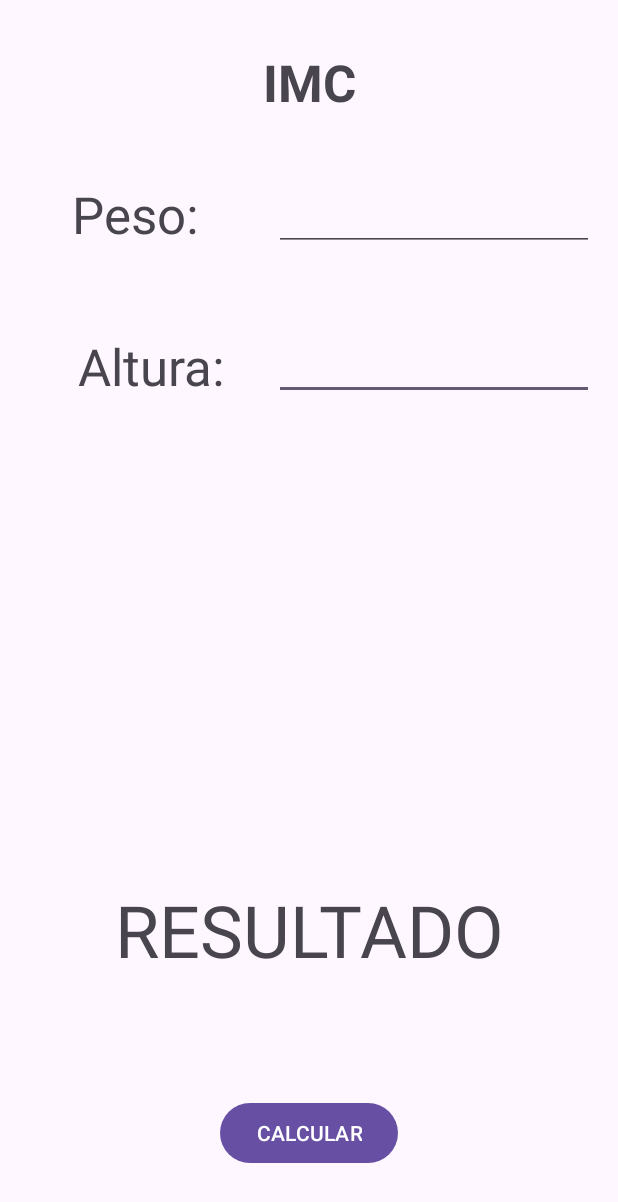
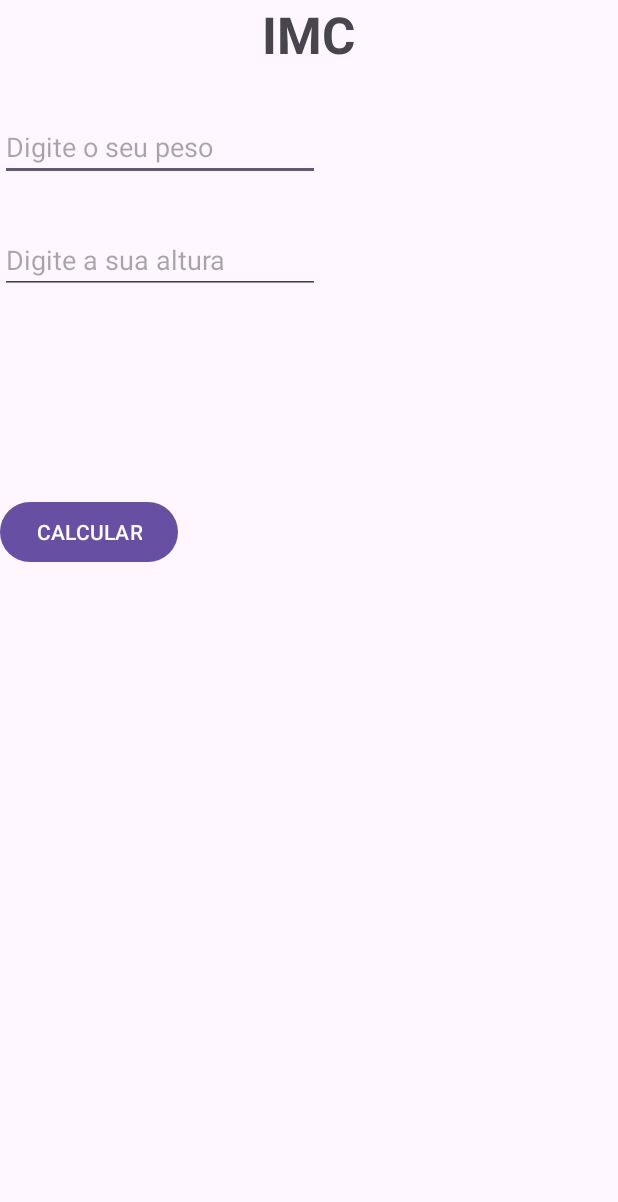
Before and after one commit to gabrel-dias/AndroidStudio, an Android app: the screen it shows after launch (MainActivity), on a phone screen of 412 x 824 dp. Shown: the top 1202 px of the screen. Run offline under Robolectric (Android 15) with nearby library versions, the phone set to English and light mode, and no system bars.

Commit message:
layout mudado e algumas correções na classe java

```diff
--- a/CalculadoraIMC/app/build.gradle.kts
+++ b/CalculadoraIMC/app/build.gradle.kts
@@ -11,7 +11,7 @@ android {
         minSdk = 29
         targetSdk = 34
         versionCode = 1
-        versionName = "1.6"
+        versionName = "2.0"
 
         testInstrumentationRunner = "androidx.test.runner.AndroidJUnitRunner"
     }
--- a/CalculadoraIMC/app/src/main/java/com/tecdias/calculadoraimc/MainActivity.java
+++ b/CalculadoraIMC/app/src/main/java/com/tecdias/calculadoraimc/MainActivity.java
@@ -39,7 +39,7 @@ public class MainActivity extends AppCompatActivity {
                 double peso = Double.parseDouble(txtPeso.getText().toString());
                 double imc = peso / (Math.pow(altura, 2));
 
-                DecimalFormatSymbols virgula = new DecimalFormatSymbols(Locale.getDefault());
+                DecimalFormatSymbols virgula = new DecimalFormatSymbols(new Locale("pt","BR"));
                 DecimalFormat formatador = new DecimalFormat("#,##0.00", virgula);
 
                 resultadoIMC.setText(formatador.format(imc));
--- a/CalculadoraIMC/app/src/main/res/layout/activity_main.xml
+++ b/CalculadoraIMC/app/src/main/res/layout/activity_main.xml
@@ -1,92 +1,64 @@
 <?xml version="1.0" encoding="utf-8"?>
-<androidx.constraintlayout.widget.ConstraintLayout xmlns:android="http://schemas.android.com/apk/res/android"
+<LinearLayout xmlns:android="http://schemas.android.com/apk/res/android"
     xmlns:app="http://schemas.android.com/apk/res-auto"
     xmlns:tools="http://schemas.android.com/tools"
     android:id="@+id/main"
     android:layout_width="match_parent"
     android:layout_height="match_parent"
+    android:orientation="vertical"
     tools:context=".MainActivity">
+
+    <TextView
+        android:id="@+id/textView4"
+        android:layout_width="wrap_content"
+        android:layout_height="wrap_content"
+        android:layout_gravity="center"
+        android:text="IMC"
+        android:textSize="34sp"
+        android:textStyle="bold"
+        tools:layout_editor_absoluteX="175dp"
+        tools:layout_editor_absoluteY="32dp" />
+
+    <EditText
+        android:id="@+id/txtPeso"
+        android:layout_width="wrap_content"
+        android:layout_height="wrap_content"
+        android:layout_marginTop="30dp"
+        android:height="50dp"
+        android:ems="10"
+        android:hint="Digite o seu peso"
+        android:inputType="number|numberDecimal"
+        tools:layout_editor_absoluteX="186dp"
+        tools:layout_editor_absoluteY="122dp" />
 
     <EditText
         android:id="@+id/txtAltura"
         android:layout_width="wrap_content"
         android:layout_height="wrap_content"
-        android:layout_marginTop="54dp"
-        android:layout_marginEnd="16dp"
+        android:layout_marginTop="30dp"
+        android:height="50dp"
         android:ems="10"
+        android:hint="Digite a sua altura"
         android:inputType="number|numberDecimal"
-        app:layout_constraintEnd_toEndOf="parent"
-        app:layout_constraintTop_toBottomOf="@+id/txtPeso" />
-
-    <EditText
-        android:id="@+id/txtPeso"
-        android:layout_width="wrap_content"
-        android:layout_height="wrap_content"
-        android:layout_marginTop="122dp"
-        android:layout_marginEnd="16dp"
-        android:ems="10"
-        android:inputType="number|numberDecimal"
-        app:layout_constraintEnd_toEndOf="parent"
-        app:layout_constraintTop_toTopOf="parent" />
-
-    <TextView
-        android:id="@+id/textView"
-        android:layout_width="wrap_content"
-        android:layout_height="wrap_content"
-        android:layout_marginStart="48dp"
-        android:layout_marginTop="120dp"
-        android:text="Peso:"
-        android:textSize="34sp"
-        app:layout_constraintStart_toStartOf="parent"
-        app:layout_constraintTop_toTopOf="parent" />
-
-    <TextView
-        android:id="@+id/textView2"
-        android:layout_width="wrap_content"
-        android:layout_height="wrap_content"
-        android:layout_marginStart="52dp"
-        android:layout_marginTop="56dp"
-        android:text="Altura:"
-        android:textSize="34sp"
-        app:layout_constraintStart_toStartOf="parent"
-        app:layout_constraintTop_toBottomOf="@+id/textView" />
+        tools:layout_editor_absoluteX="186dp"
+        tools:layout_editor_absoluteY="221dp" />
 
     <TextView
         android:id="@+id/txtResultado"
         android:layout_width="wrap_content"
         android:layout_height="wrap_content"
-        android:layout_marginBottom="172dp"
-        android:text="RESULTADO"
+        android:layout_marginTop="50dp"
         android:textSize="48sp"
-        app:layout_constraintBottom_toBottomOf="parent"
-        app:layout_constraintEnd_toEndOf="parent"
-        app:layout_constraintStart_toStartOf="parent" />
+        tools:layout_editor_absoluteX="76dp"
+        tools:layout_editor_absoluteY="495dp" />
 
     <Button
         android:id="@+id/btnCalcular"
         android:layout_width="wrap_content"
         android:layout_height="wrap_content"
-        android:layout_marginTop="79dp"
+        android:layout_marginTop="20dp"
         android:text="CALCULAR"
-        app:layout_constraintBottom_toBottomOf="parent"
-        app:layout_constraintEnd_toEndOf="parent"
-        app:layout_constraintStart_toStartOf="parent"
-        app:layout_constraintTop_toBottomOf="@+id/txtResultado"
-        app:layout_constraintVertical_bias="0.0" />
+        tools:layout_editor_absoluteX="146dp"
+        tools:layout_editor_absoluteY="638dp" />
 
-    <TextView
-        android:id="@+id/textView4"
-        android:layout_width="wrap_content"
-        android:layout_height="wrap_content"
-        android:layout_marginStart="176dp"
-        android:layout_marginTop="32dp"
-        android:layout_marginEnd="210dp"
-        android:text="IMC"
-        android:textSize="34sp"
-        android:textStyle="bold"
-        app:layout_constraintEnd_toEndOf="parent"
-        app:layout_constraintHorizontal_bias="0.027"
-        app:layout_constraintStart_toStartOf="parent"
-        app:layout_constraintTop_toTopOf="parent" />
-
-</androidx.constraintlayout.widget.ConstraintLayout>
+</LinearLayout>
```
